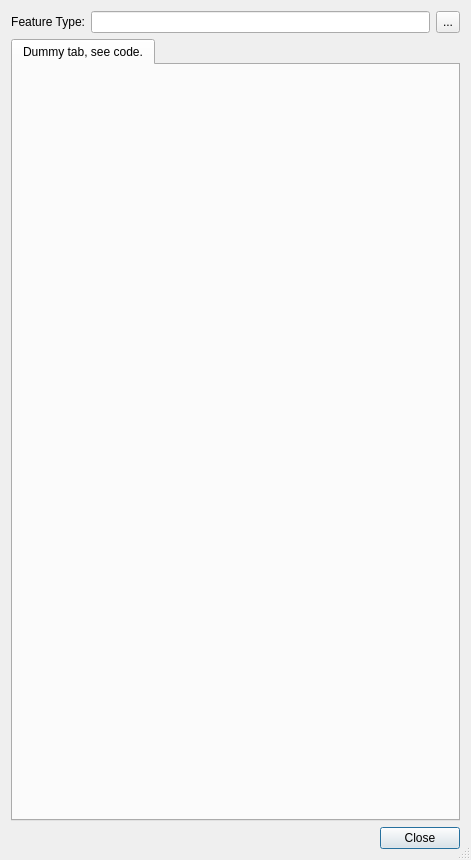
First picture: the form in src/qt-widgets/FeaturePropertiesDialogUi.ui, repository GPlates/GPlates, before the edit.
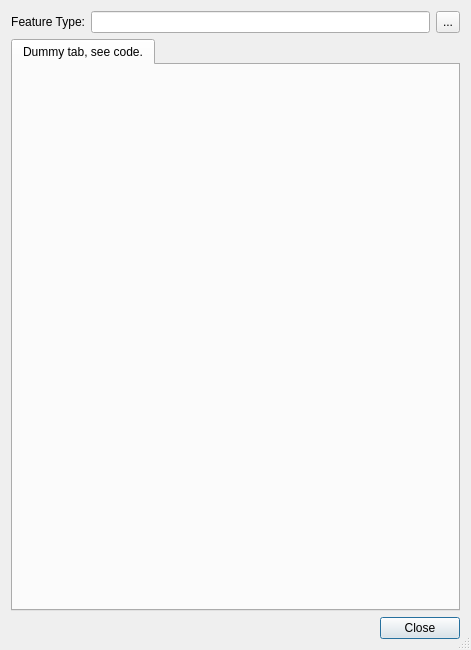
Second picture: the form after the edit. Icons and pictures are not drawn.

What changed in the file:
```diff
--- a/src/qt-widgets/FeaturePropertiesDialogUi.ui
+++ b/src/qt-widgets/FeaturePropertiesDialogUi.ui
@@ -7,7 +7,7 @@
     <x>0</x>
     <y>0</y>
     <width>471</width>
-    <height>860</height>
+    <height>650</height>
    </rect>
   </property>
   <property name="windowTitle">
```
